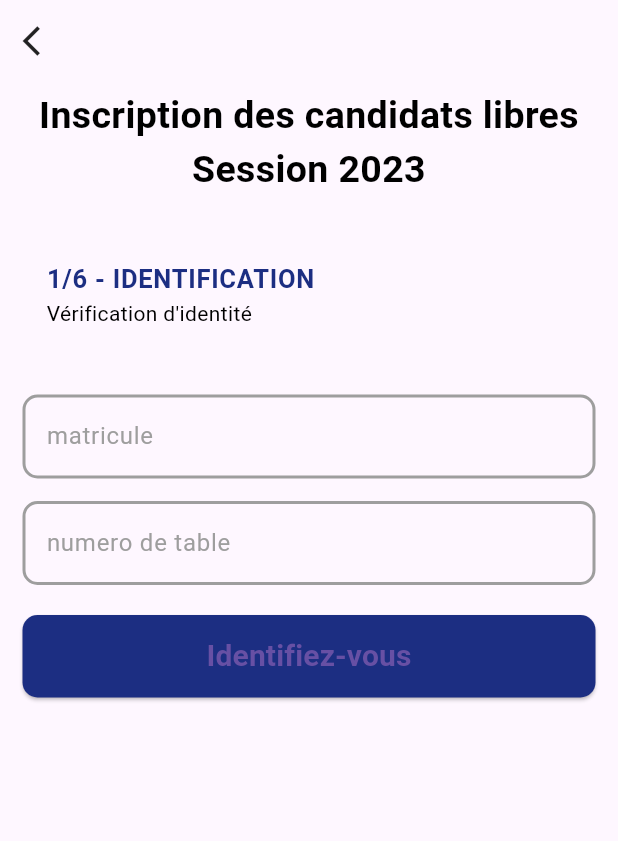
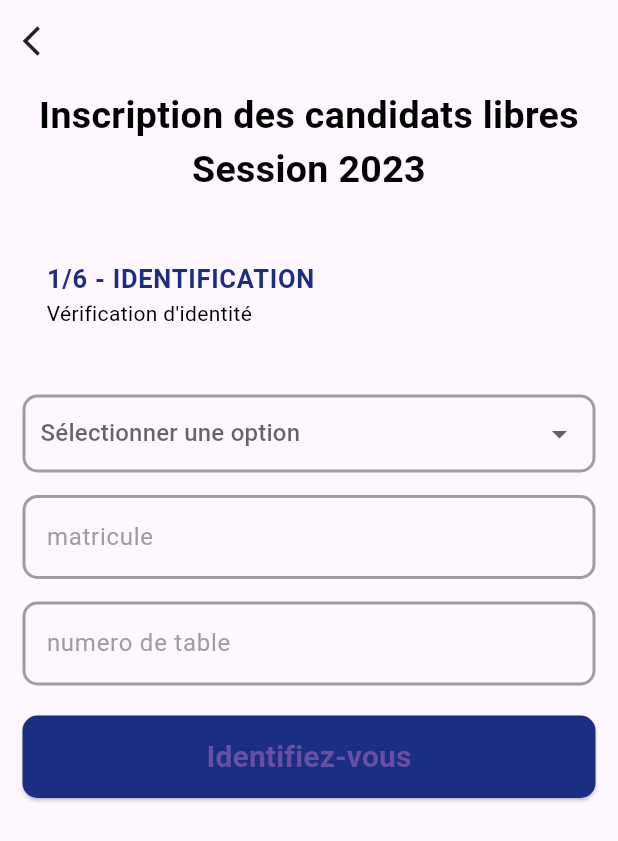
Before and after one commit to yacou-keita/ersys-client, a Flutter app: the FreeCandidatePage screen opened by its route, on a phone screen of 412 x 824 dp. Shown: the top 841 px of the screen. Run offline on Flutter 3.47's test engine with Material 3 defaults, Android fonts, the phone set to English and light mode, and no system bars.

Commit message:
add select option

```diff
--- a/lib/free_candidate_module/presentation/pages/free_candidate_page.dart
+++ b/lib/free_candidate_module/presentation/pages/free_candidate_page.dart
@@ -1,6 +1,9 @@
 import 'package:ersys_client/shared/core/theme/color.dart';
+import 'package:ersys_client/shared/domain/entities/item_entity.dart';
+import 'package:ersys_client/shared/domain/entities/item_list.entity.dart';
 import 'package:ersys_client/shared/presentation/widgets/button_widget.dart';
 import 'package:ersys_client/shared/presentation/widgets/input_field_widget.dart';
+import 'package:ersys_client/shared/presentation/widgets/select_option_widget.dart';
 import 'package:ersys_client/shared/presentation/widgets/title_widget.dart';
 import 'package:flutter/material.dart';
 
@@ -14,6 +17,7 @@ class FreeCandidatePage extends StatefulWidget {
 class _FreeCandidatePageState extends State<FreeCandidatePage> {
   final _formKey = GlobalKey<FormState>();
   final matriculeOrTableNumber = TextEditingController();
+  late ItemEntity _itemSelected;
   @override
   Widget build(BuildContext context) {
     return Scaffold(
@@ -44,6 +48,18 @@ class _FreeCandidatePageState extends State<FreeCandidatePage> {
                 children: [
                   const SizedBox(
                     height: 30,
+                  ),
+                  SelectOptionWidget(
+                    item: ItemListEntity(listItem: [
+                      ItemEntity(id: "M", title: "Matricule"),
+                      ItemEntity(id: "N", title: "Numero de table")
+                    ]),
+                    onItemSelected: (item) {
+                      _itemSelected = item;
+                    },
+                  ),
+                  const SizedBox(
+                    height: 15,
                   ),
                   InputFieldWidget(
                     hintText: "matricule",
--- /dev/null
+++ b/lib/shared/domain/entities/item_entity.dart
@@ -0,0 +1,11 @@
+class ItemEntity {
+  late final String _id, _title;
+
+  ItemEntity({required final String id, required final String title}) {
+    _id = id;
+    _title = title;
+  }
+
+  String get id => _id;
+  String get title => _title;
+}
--- /dev/null
+++ b/lib/shared/domain/entities/item_list.entity.dart
@@ -0,0 +1,11 @@
+import 'package:ersys_client/shared/domain/entities/item_entity.dart';
+
+class ItemListEntity {
+  late final List<ItemEntity> _listItem;
+
+  ItemListEntity({required final List<ItemEntity> listItem}) {
+    _listItem = listItem;
+  }
+
+  List<ItemEntity> get list => _listItem;
+}
--- /dev/null
+++ b/lib/shared/presentation/widgets/select_option_widget.dart
@@ -0,0 +1,65 @@
+import 'package:ersys_client/shared/core/theme/color.dart';
+import 'package:ersys_client/shared/domain/entities/item_entity.dart';
+import 'package:ersys_client/shared/domain/entities/item_list.entity.dart';
+import 'package:flutter/material.dart';
+
+class SelectOptionWidget extends StatefulWidget {
+  late final String _title;
+  late final ItemListEntity _item;
+  late final Function(ItemEntity item) _onItemSelected;
+
+  SelectOptionWidget(
+      {super.key,
+      required final ItemListEntity item,
+      String title = "Sélectionner une option",
+      required final Function(ItemEntity item) onItemSelected}) {
+    _item = item;
+    _onItemSelected = onItemSelected;
+    _title = title;
+  }
+
+  @override
+  State<SelectOptionWidget> createState() => _SelectOptionWidgetState();
+}
+
+class _SelectOptionWidgetState extends State<SelectOptionWidget> {
+  ItemEntity? _itemSelected;
+
+  @override
+  Widget build(BuildContext context) {
+    return Container(
+      decoration: BoxDecoration(
+          border: Border.all(color: AppColors.grey, width: 2),
+          borderRadius: BorderRadius.circular(10)),
+      padding: const EdgeInsets.symmetric(horizontal: 10),
+      child: DropdownButton<ItemEntity>(
+        hint: Text(widget._title),
+        value: _itemSelected,
+        items: _generateDropDownMenuItem(widget._item.list),
+        onChanged: _onMenuItemChange,
+        isExpanded: true,
+        underline: const SizedBox(),
+      ),
+    );
+  }
+
+  List<DropdownMenuItem<ItemEntity>>? _generateDropDownMenuItem(
+      List<ItemEntity> menuItem) {
+    if (menuItem.isEmpty) return null;
+    return menuItem.map((ItemEntity item) {
+      return DropdownMenuItem<ItemEntity>(
+        value: item,
+        child: Text(item.title),
+      );
+    }).toList();
+  }
+
+  _onMenuItemChange(ItemEntity? item) {
+    setState(() {
+      if (item != null) {
+        _itemSelected = item;
+        widget._onItemSelected(item);
+      }
+    });
+  }
+}
```
Also changed, not shown: lib/shared/core/theme/theme.dart (+6 -5 lines).
